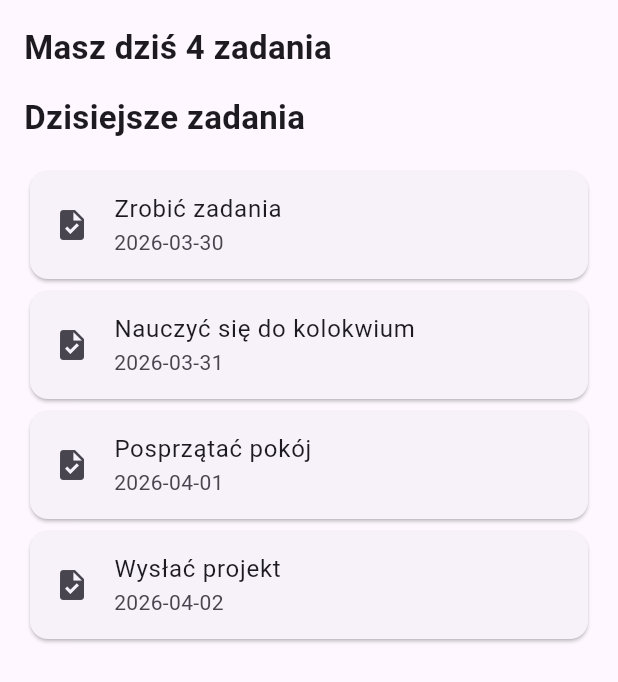
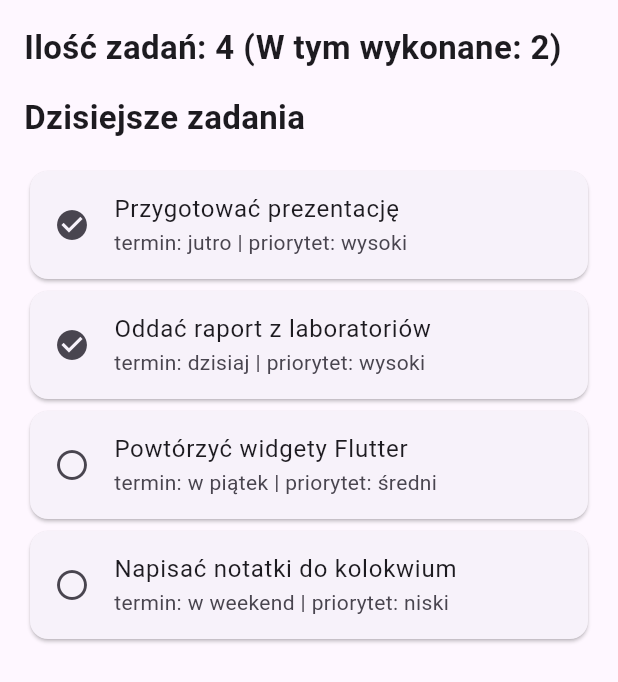
Before and after one commit to wiktorl16/tam_todo_uken, a Flutter app: the screen it shows after launch, on a phone screen of 412 x 824 dp. Shown: the top 682 px of the screen. Run offline on Flutter 3.47's test engine with Material 3 defaults, Android fonts, the phone set to English and light mode, and no system bars.

Commit message:
Dokończony Lab 4

```diff
--- a/lib/main.dart
+++ b/lib/main.dart
@@ -10,11 +10,13 @@ class MyApp extends StatelessWidget {
   @override
   Widget build(BuildContext context) {
     final List<Task> tasks = [
-      Task(title: "Zrobić zadania", deadline: "2026-03-30"),
-      Task(title: "Nauczyć się do kolokwium", deadline: "2026-03-31"),
-      Task(title: "Posprzątać pokój", deadline: "2026-04-01"),
-      Task(title: "Wysłać projekt", deadline: "2026-04-02"),
+      Task(title: "Przygotować prezentację", deadline: "jutro", done: true, priority: "wysoki"),
+      Task(title: "Oddać raport z laboratoriów", deadline: "dzisiaj", done: true, priority: "wysoki"),
+      Task(title: "Powtórzyć widgety Flutter", deadline: "w piątek", done: false, priority: "średni"),
+      Task(title: "Napisać notatki do kolokwium", deadline: "w weekend", done: false, priority: "niski"),
     ];
+
+    final doneCount = tasks.where((t) => t.done).length;
 
     return MaterialApp(
       title: 'KrakFlow',
@@ -25,7 +27,7 @@ class MyApp extends StatelessWidget {
             crossAxisAlignment: CrossAxisAlignment.start,
             children: [
               Text(
-                "Masz dziś ${tasks.length} zadania",
+                "Ilość zadań: ${tasks.length} (W tym wykonane: $doneCount)",
                 style: const TextStyle(fontSize: 22, fontWeight: FontWeight.bold),
               ),
               const SizedBox(height: 16),
@@ -40,8 +42,10 @@ class MyApp extends StatelessWidget {
                   itemBuilder: (context, index) {
                     return TaskCard(
                       title: tasks[index].title,
-                      subtitle: tasks[index].deadline,
-                      icon: Icons.task,
+                      subtitle: "termin: ${tasks[index].deadline} | priorytet: ${tasks[index].priority}",
+                      icon: tasks[index].done
+                          ? Icons.check_circle
+                          : Icons.radio_button_unchecked,
                     );
                   },
                 ),
@@ -57,8 +61,15 @@ class MyApp extends StatelessWidget {
 class Task {
   final String title;
   final String deadline;
+  final bool done;
+  final String priority;
 
-  Task({required this.title, required this.deadline});
+  Task({
+    required this.title,
+    required this.deadline,
+    required this.done,
+    required this.priority,
+  });
 }
 
 class TaskCard extends StatelessWidget {
```
